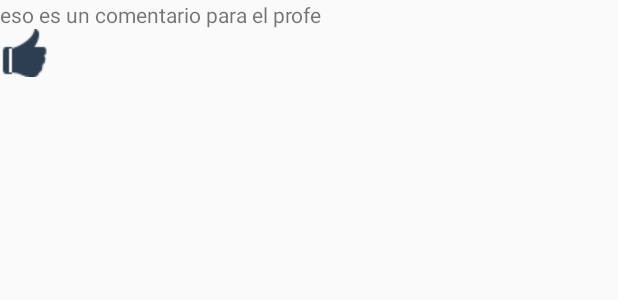
After one commit to geoom/tacher-android, an Android app: the layout item_comment.xml on its own in the app's theme, with its tools: preview values and no code run, on a phone screen of 412 x 824 dp. The commit adds this screen. Shown: the top 300 px of the screen. Run offline under Robolectric (Android 15) with nearby library versions, the phone set to English and light mode, and no system bars.

Commit message:
item comment

```diff
--- a/app/src/main/java/me/doapps/tacher/Main.java
+++ b/app/src/main/java/me/doapps/tacher/Main.java
@@ -19,7 +19,7 @@ public class Main extends ActionBarActivity {
     @Override
     protected void onCreate(Bundle savedInstanceState) {
         super.onCreate(savedInstanceState);
-        setContentView(R.layout.activity_splash);
+        setContentView(R.layout.activity_splash_);
 
         /*sincronizamos*/
         TextView txt_titulo = (TextView)findViewById(R.id.txt_titulo);
--- /dev/null
+++ b/app/src/main/res/layout/item_comment.xml
@@ -0,0 +1,18 @@
+<?xml version="1.0" encoding="utf-8"?>
+
+<LinearLayout xmlns:android="http://schemas.android.com/apk/res/android"
+    android:orientation="vertical" android:layout_width="match_parent"
+    android:layout_height="match_parent">
+
+    <TextView
+        android:layout_width="wrap_content"
+        android:layout_height="wrap_content"
+        android:text="eso es un comentario para el profe"
+        android:id="@+id/textView" />
+
+    <ImageView
+        android:layout_width="wrap_content"
+        android:layout_height="wrap_content"
+        android:src="@drawable/ic_like"
+        android:id="@+id/img_icon" />
+</LinearLayout>
```
Also changed, not shown: app/src/main/res/layout/activity_profile.xml (+48 -19 lines), app/src/main/res/layout/activity_splash.xml (+12 -8 lines), app/src/main/res/drawable/briefcase.png (added), app/src/main/res/drawable/cancel-circle.png (added), app/src/main/res/drawable/ic_like.png (added), app/src/main/res/drawable/study.png (added).
